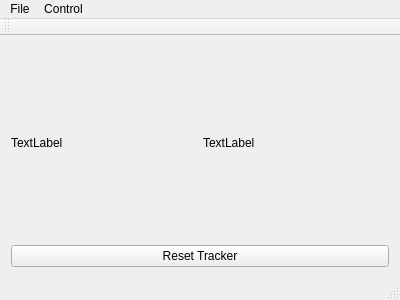
Qt form mainwindow.ui (arpithabs24/MotionDetector) before a commit.
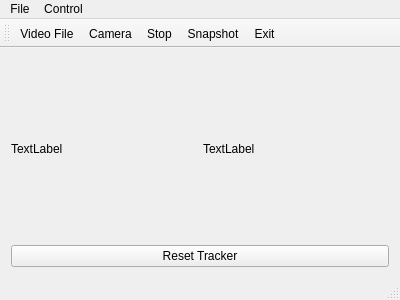
The same form after that commit.

Commit message: silence C++11 warnings, add os independent save location for images

The edit to the form file:
```diff
--- a/mainwindow.ui
+++ b/mainwindow.ui
@@ -81,11 +81,16 @@
    <attribute name="toolBarBreak">
     <bool>false</bool>
    </attribute>
+   <addaction name="actionFile"/>
+   <addaction name="actionCamera"/>
+   <addaction name="actionStop"/>
+   <addaction name="actionSnapshot"/>
+   <addaction name="actionExit"/>
   </widget>
   <widget class="QStatusBar" name="statusBar"/>
   <action name="actionFile">
    <property name="text">
-    <string>File</string>
+    <string>Video File</string>
    </property>
   </action>
   <action name="actionCamera">
@@ -103,6 +108,11 @@
     <string>Snapshot</string>
    </property>
   </action>
+  <action name="actionExit">
+   <property name="text">
+    <string>Exit</string>
+   </property>
+  </action>
  </widget>
  <layoutdefault spacing="6" margin="11"/>
  <resources/>
```
Left out of the diff: 3 changed lines with no effect on the pictures. The commit also changes 2 other files.
